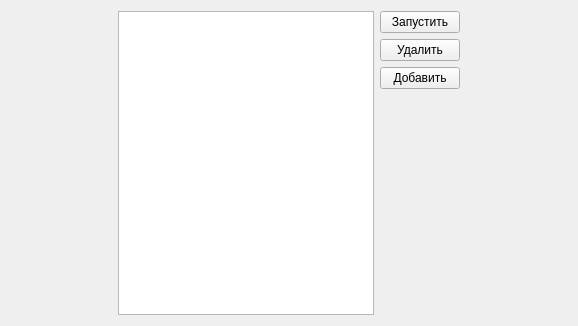
Qt form gamespage.ui (tiunov2008/Project_Yandex) before a commit.
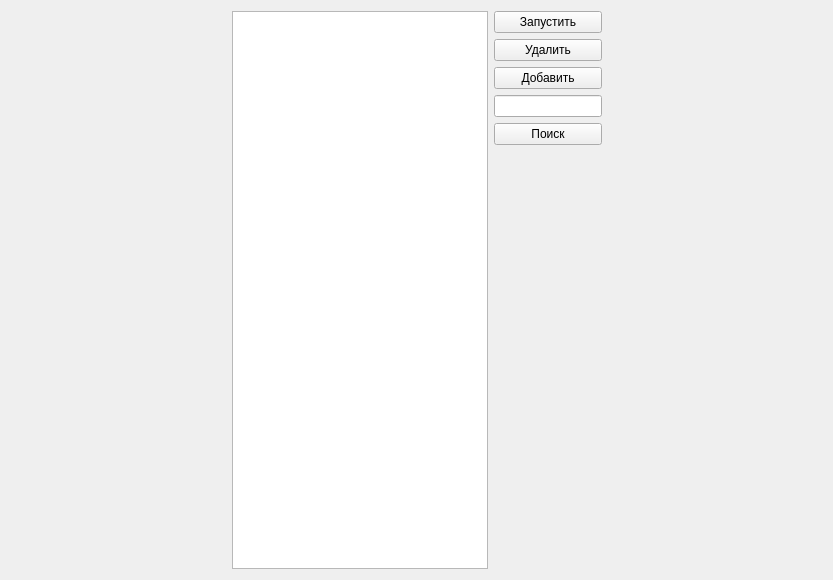
The same form after that commit.

```diff
--- a/gamespage.ui
+++ b/gamespage.ui
@@ -6,8 +6,8 @@
    <rect>
     <x>0</x>
     <y>0</y>
-    <width>578</width>
-    <height>326</height>
+    <width>833</width>
+    <height>580</height>
    </rect>
   </property>
   <property name="windowTitle">
@@ -53,6 +53,35 @@
        </property>
       </widget>
      </item>
+     <item>
+      <widget class="QLineEdit" name="lineEdit">
+       <property name="sizePolicy">
+        <sizepolicy hsizetype="Minimum" vsizetype="Fixed">
+         <horstretch>0</horstretch>
+         <verstretch>0</verstretch>
+        </sizepolicy>
+       </property>
+       <property name="minimumSize">
+        <size>
+         <width>0</width>
+         <height>0</height>
+        </size>
+       </property>
+       <property name="maximumSize">
+        <size>
+         <width>150</width>
+         <height>16777215</height>
+        </size>
+       </property>
+      </widget>
+     </item>
+     <item>
+      <widget class="QPushButton" name="pushButton">
+       <property name="text">
+        <string>Поиск</string>
+       </property>
+      </widget>
+     </item>
      <item>
       <spacer name="verticalSpacer">
        <property name="orientation">
```
